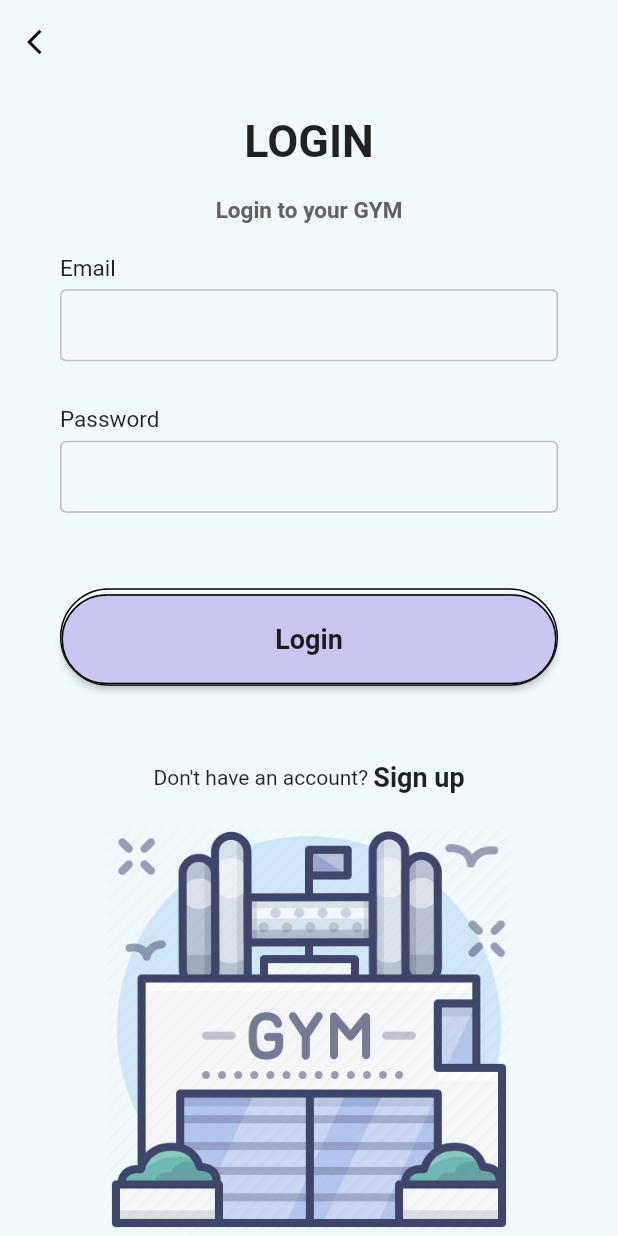
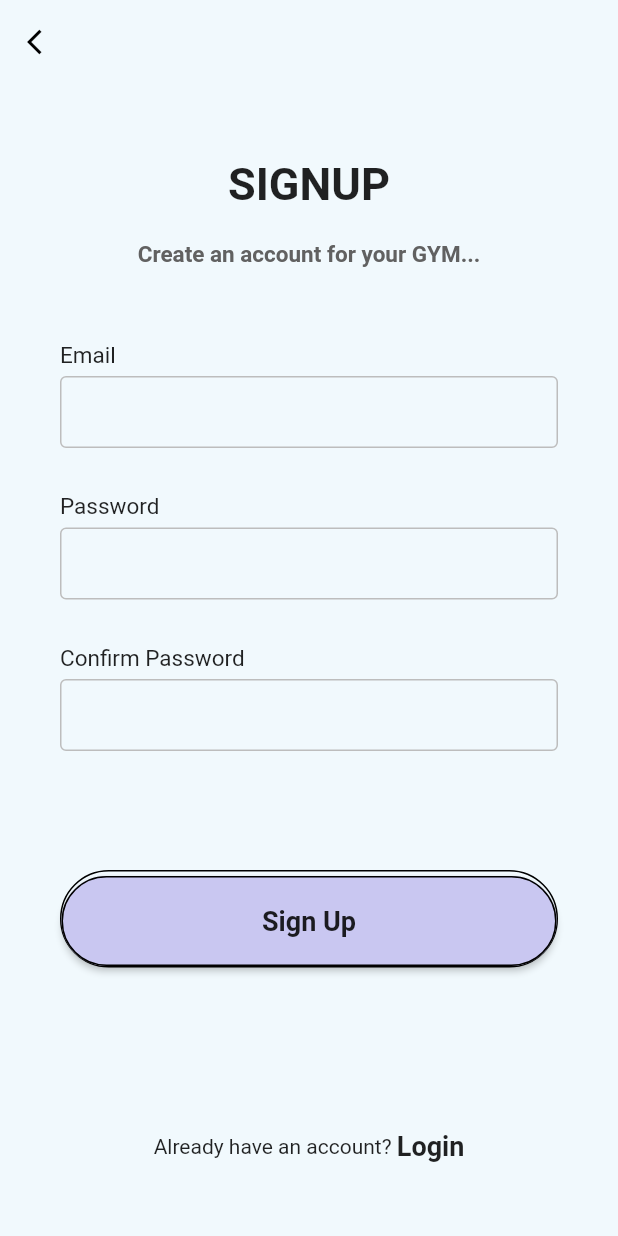
Before and after one commit to risdatamamal/Gym-Management-System, a Flutter app: the screen it shows after launch, on a phone screen of 412 x 824 dp. Run offline on Flutter 3.47's test engine with Material 2 defaults, Android fonts, the phone set to English and light mode, and no system bars; Roboto replaces fonts that are missing (OpenSans-Regular).

Commit message:
Signup Page Created
No functionality, only the UI is developed.

```diff
--- a/lib/main.dart
+++ b/lib/main.dart
@@ -1,5 +1,5 @@
 import 'package:flutter/material.dart';
-import 'package:my_gym_manager/screens/login_page.dart';
+import 'package:my_gym_manager/screens/signup_page.dart';
 
 void main() {
   runApp(
@@ -9,7 +9,7 @@ void main() {
         fontFamily: 'OpenSans-Regular',
         scaffoldBackgroundColor: const Color(0xFFF1F9FD),
       ),
-      home: LoginPage(),
+      home: SignupPage(),
     ),
   );
 }
--- /dev/null
+++ b/lib/screens/signup_page.dart
@@ -0,0 +1,187 @@
+import 'package:flutter/material.dart';
+
+class SignupPage extends StatelessWidget {
+  @override
+  Widget build(BuildContext context) {
+    return Scaffold(
+      resizeToAvoidBottomInset: false,
+      appBar: AppBar(
+        elevation: 0,
+        brightness: Brightness.light,
+        backgroundColor: Color(0xFFF1F9FD),
+        leading: IconButton(
+          icon: Icon(
+            Icons.arrow_back_ios,
+            size: 20.0,
+            color: Colors.black,
+          ),
+          onPressed: () {
+            Navigator.pop(context);
+          },
+        ),
+      ),
+      body: SafeArea(
+        child: Container(
+          height: MediaQuery.of(context).size.height,
+          width: double.infinity,
+          child: Column(
+            mainAxisAlignment: MainAxisAlignment.spaceBetween,
+            children: [
+              Expanded(
+                child: Column(
+                  mainAxisAlignment: MainAxisAlignment.spaceEvenly,
+                  children: [
+                    Column(
+                      children: [
+                        Text(
+                          'SIGNUP',
+                          style: TextStyle(
+                            fontSize: 30.0,
+                            fontWeight: FontWeight.bold,
+                          ),
+                        ),
+                        SizedBox(
+                          height: 20.0,
+                        ),
+                        Text(
+                          'Create an account for your GYM...',
+                          style: TextStyle(
+                            color: Colors.grey[700],
+                            fontSize: 15.0,
+                            fontWeight: FontWeight.w700,
+                          ),
+                        ),
+                      ],
+                    ),
+                    Padding(
+                      padding: EdgeInsets.symmetric(horizontal: 40.0),
+                      child: Column(
+                        children: [
+                          makeInput(
+                            lable: 'Email',
+                          ),
+                          makeInput(
+                            lable: 'Password',
+                            obscureText: true,
+                          ),
+                          makeInput(
+                            lable: 'Confirm Password',
+                            obscureText: true,
+                          ),
+                        ],
+                      ),
+                    ),
+                    Padding(
+                      padding: EdgeInsets.symmetric(
+                        horizontal: 40.0,
+                      ),
+                      child: Container(
+                        padding: EdgeInsets.only(
+                          top: 3.0,
+                        ),
+                        decoration: BoxDecoration(
+                          borderRadius: BorderRadius.circular(50.0),
+                          border: Border(
+                            bottom: BorderSide(
+                              color: Colors.black,
+                            ),
+                            top: BorderSide(
+                              color: Colors.black,
+                            ),
+                            left: BorderSide(
+                              color: Colors.black,
+                            ),
+                            right: BorderSide(
+                              color: Colors.black,
+                            ),
+                          ),
+                        ),
+                        child: MaterialButton(
+                          minWidth: double.infinity,
+                          height: 60.0,
+                          onPressed: () {},
+                          color: Color(0xFFC9C7F1),
+                          shape: RoundedRectangleBorder(
+                              side: BorderSide(
+                                color: Colors.black,
+                              ),
+                              borderRadius: BorderRadius.circular(50.0)),
+                          child: Text(
+                            'Sign Up',
+                            style: TextStyle(
+                              fontWeight: FontWeight.w600,
+                              fontSize: 18.0,
+                            ),
+                          ),
+                        ),
+                      ),
+                    ),
+                    SizedBox(
+                      height: 10.0,
+                    ),
+                    Row(
+                      mainAxisAlignment: MainAxisAlignment.center,
+                      children: [
+                        Text(
+                          'Already have an account? ',
+                        ),
+                        Text(
+                          'Login',
+                          style: TextStyle(
+                            fontWeight: FontWeight.w600,
+                            fontSize: 18.0,
+                          ),
+                        )
+                      ],
+                    ),
+                  ],
+                ),
+              ),
+            ],
+          ),
+        ),
+      ),
+    );
+  }
+
+  Widget makeInput({lable, obscureText = false}) {
+    return Column(
+      crossAxisAlignment: CrossAxisAlignment.start,
+      children: [
+        Text(
+          lable,
+          style: TextStyle(
+            fontSize: 15.0,
+            fontWeight: FontWeight.w400,
+            color: Colors.black87,
+          ),
+        ),
+        SizedBox(
+          height: 5.0,
+        ),
+        TextField(
+          obscureText: obscureText,
+          decoration: InputDecoration(
+            contentPadding: EdgeInsets.symmetric(
+              vertical: 0.0,
+              horizontal: 10.0,
+            ),
+            enabledBorder: OutlineInputBorder(
+              borderSide: BorderSide(
+                color: Colors.grey[400],
+              ),
+            ),
+            border: OutlineInputBorder(
+              borderSide: BorderSide(
+                color: Colors.grey[400],
+              ),
+            ),
+          ),
+        ),
+        SizedBox(
+          height: 30.0,
+        ),
+      ],
+    );
+  }
+}
```
